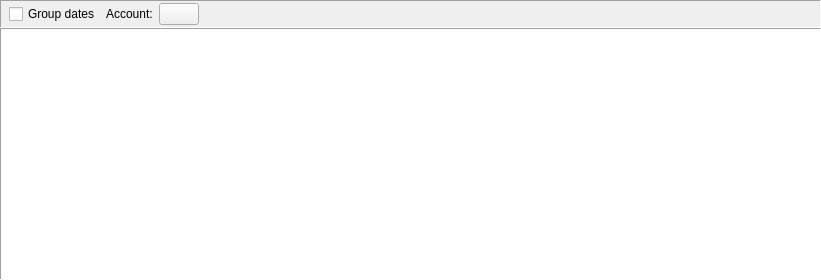
Qt form jal/ui/reports/deals_report.ui (titov-vv/jal) before a commit.
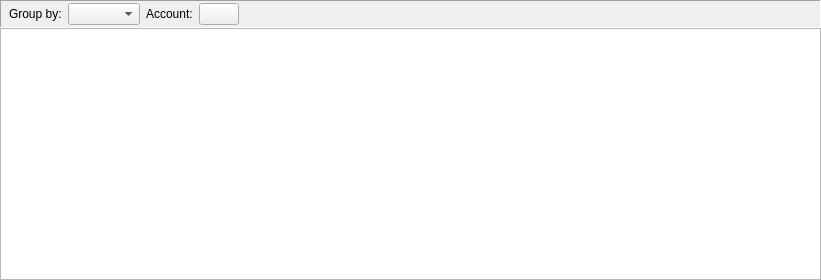
The same form after that commit. Custom widgets are drawn as their Qt base class.

Commit message: Report "Deals by account" was changed from table to tree view. Direct usage of JalDB was removed from it.

Diff of the .ui file:
```diff
--- a/jal/ui/reports/deals_report.ui
+++ b/jal/ui/reports/deals_report.ui
@@ -61,12 +61,15 @@
        </widget>
       </item>
       <item>
-       <widget class="QCheckBox" name="ReportGroupCheck">
+       <widget class="QLabel" name="GroupLbl">
         <property name="text">
-         <string>Group dates</string>
+         <string>Group by:</string>
         </property>
        </widget>
       </item>
+      <item>
+       <widget class="QComboBox" name="GroupCombo"/>
+      </item>
       <item>
        <widget class="QLabel" name="ReportAccountLbl">
         <property name="text">
@@ -94,33 +97,15 @@
     </widget>
    </item>
    <item>
-    <widget class="QTableView" name="ReportTableView">
-     <property name="frameShape">
-      <enum>QFrame::Panel</enum>
-     </property>
-     <property name="frameShadow">
-      <enum>QFrame::Sunken</enum>
-     </property>
+    <widget class="QTreeView" name="ReportTreeView">
      <property name="editTriggers">
       <set>QAbstractItemView::NoEditTriggers</set>
      </property>
      <property name="alternatingRowColors">
       <bool>true</bool>
      </property>
-     <property name="gridStyle">
-      <enum>Qt::DotLine</enum>
-     </property>
-     <property name="wordWrap">
+     <attribute name="headerStretchLastSection">
       <bool>false</bool>
-     </property>
-     <attribute name="verticalHeaderVisible">
-      <bool>false</bool>
-     </attribute>
-     <attribute name="verticalHeaderMinimumSectionSize">
-      <number>20</number>
-     </attribute>
-     <attribute name="verticalHeaderDefaultSectionSize">
-      <number>20</number>
      </attribute>
     </widget>
    </item>
```
Left out of the diff: 2 changed lines with no effect on the pictures. The commit also changes 6 other files.
